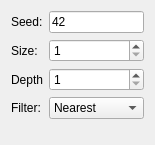
First picture: the form in trunk/qt-frontend/QtQuatschEditor/forms/layerednoise2d.ui, repository phresnel/picogen, before the edit.
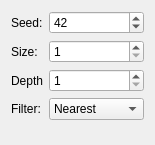
Second picture: the form after the edit.

Commit message: add missing license to layerednoise2d replace edit boxes with spin boxes in noise2d and layerednoise2d

What changed in the file:
```diff
--- a/trunk/qt-frontend/QtQuatschEditor/forms/layerednoise2d.ui
+++ b/trunk/qt-frontend/QtQuatschEditor/forms/layerednoise2d.ui
@@ -21,30 +21,14 @@
      </property>
     </widget>
    </item>
-   <item row="0" column="1">
-    <widget class="QLineEdit" name="seed">
-     <property name="sizePolicy">
-      <sizepolicy hsizetype="Preferred" vsizetype="Fixed">
-       <horstretch>0</horstretch>
-       <verstretch>0</verstretch>
-      </sizepolicy>
-     </property>
-     <property name="inputMask">
-      <string>9000000; </string>
-     </property>
-     <property name="text">
-      <string>42</string>
-     </property>
-    </widget>
-   </item>
-   <item row="1" column="0">
+   <item row="2" column="0">
     <widget class="QLabel" name="label_2">
      <property name="text">
       <string>Size:</string>
      </property>
     </widget>
    </item>
-   <item row="4" column="1">
+   <item row="5" column="1">
     <widget class="QComboBox" name="filter">
      <item>
       <property name="text">
@@ -63,21 +47,21 @@
      </item>
     </widget>
    </item>
-   <item row="4" column="0">
+   <item row="5" column="0">
     <widget class="QLabel" name="label_3">
      <property name="text">
       <string>Filter:</string>
      </property>
     </widget>
    </item>
-   <item row="3" column="0">
+   <item row="4" column="0">
     <widget class="QLabel" name="label_4">
      <property name="text">
       <string>Depth</string>
      </property>
     </widget>
    </item>
-   <item row="3" column="1">
+   <item row="4" column="1">
     <widget class="QSpinBox" name="depth">
      <property name="buttonSymbols">
       <enum>QAbstractSpinBox::UpDownArrows</enum>
@@ -90,7 +74,7 @@
      </property>
     </widget>
    </item>
-   <item row="1" column="1">
+   <item row="2" column="1">
     <widget class="QSpinBox" name="size">
      <property name="minimum">
       <number>1</number>
@@ -100,6 +84,16 @@
      </property>
     </widget>
    </item>
+   <item row="0" column="1">
+    <widget class="QSpinBox" name="seed">
+     <property name="maximum">
+      <number>429496729</number>
+     </property>
+     <property name="value">
+      <number>42</number>
+     </property>
+    </widget>
+   </item>
   </layout>
  </widget>
  <resources/>
```
The commit also changes 5 other files.
